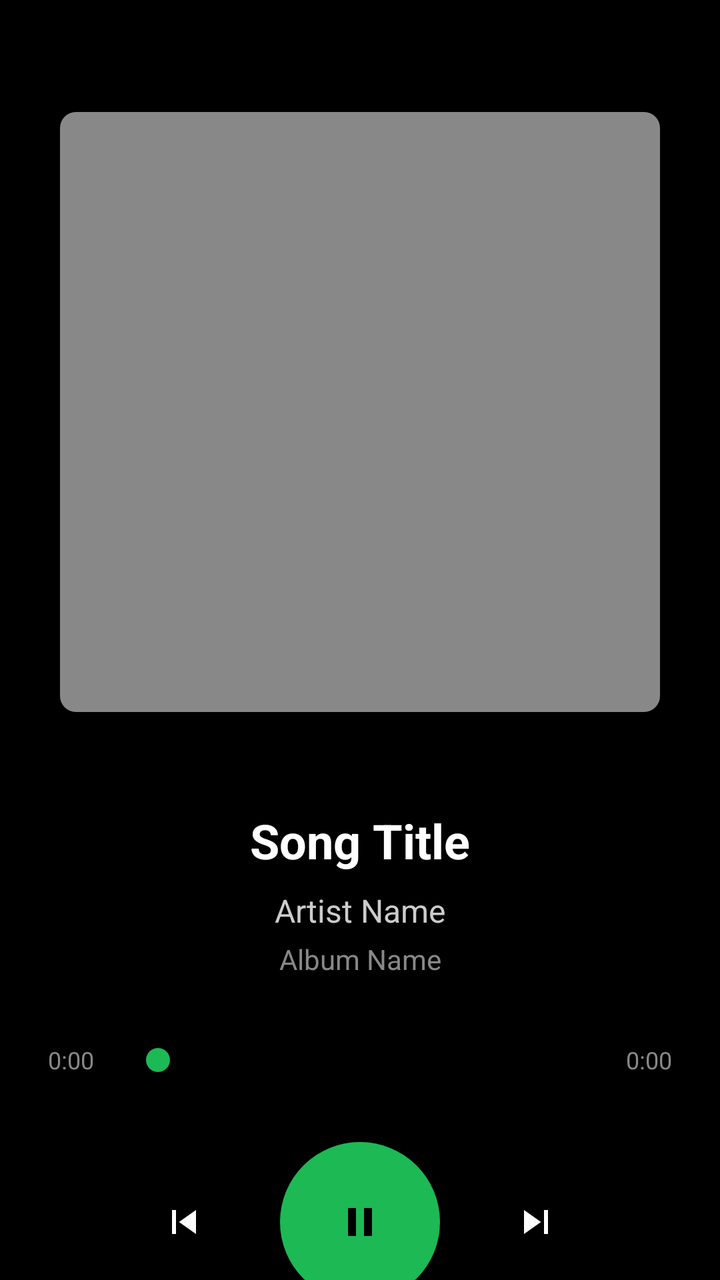
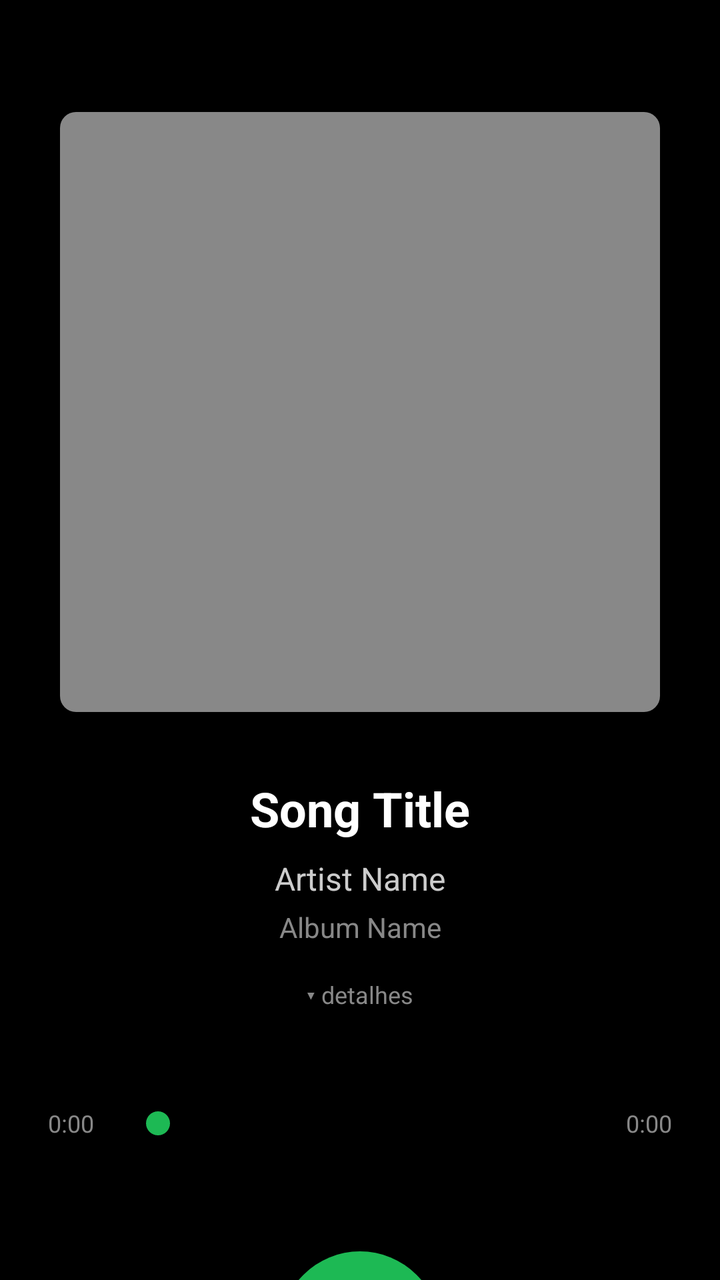

Before-and-after screenshots of an Android layout around one commit, followed by the original layout XML and the change that was made.
<!-- AndroidManifest.xml: application theme Theme.AppCompat.DayNight.DarkActionBar -->
<!-- res/layout/fragment_now_playing.xml -->
<?xml version="1.0" encoding="utf-8"?>
<ScrollView xmlns:android="http://schemas.android.com/apk/res/android"
    xmlns:app="http://schemas.android.com/apk/res-auto"
    android:layout_width="match_parent"
    android:layout_height="match_parent"
    android:background="@color/black"
    android:fillViewport="true">

    <LinearLayout
        android:layout_width="match_parent"
        android:layout_height="wrap_content"
        android:orientation="vertical"
        android:padding="24dp">

        
        <ImageView
            android:id="@+id/albumArt"
            android:layout_width="300dp"
            android:layout_height="300dp"
            android:layout_gravity="center_horizontal"
            android:layout_marginTop="32dp"
            android:layout_marginBottom="48dp"
            android:scaleType="centerCrop"
            android:src="@drawable/album_placeholder" />

        
        <LinearLayout
            android:layout_width="match_parent"
            android:layout_height="wrap_content"
            android:orientation="vertical"
            android:layout_marginBottom="32dp">

            <TextView
                android:id="@+id/songTitle"
                android:layout_width="match_parent"
                android:layout_height="wrap_content"
                android:text="Song Title"
                android:textColor="@color/white"
                android:textSize="24sp"
                android:textStyle="bold"
                android:gravity="center"
                android:layout_marginBottom="8dp" />

            <TextView
                android:id="@+id/artistName"
                android:layout_width="match_parent"
                android:layout_height="wrap_content"
                android:text="Artist Name"
                android:textColor="@color/gray_light"
                android:textSize="16sp"
                android:gravity="center"
                android:layout_marginBottom="4dp" />

            <TextView
                android:id="@+id/albumName"
                android:layout_width="match_parent"
                android:layout_height="wrap_content"
                android:text="Album Name"
                android:textColor="@color/gray"
                android:textSize="14sp"
                android:gravity="center" />

        </LinearLayout>

        
        <LinearLayout
            android:layout_width="match_parent"
            android:layout_height="wrap_content"
            android:orientation="horizontal"
            android:layout_marginBottom="8dp"
            android:gravity="center_vertical">

            <TextView
                android:id="@+id/currentTime"
                android:layout_width="wrap_content"
                android:layout_height="wrap_content"
                android:text="0:00"
                android:textColor="@color/gray"
                android:textSize="12sp" />

            <SeekBar
                android:id="@+id/seekBar"
                android:layout_width="0dp"
                android:layout_height="wrap_content"
                android:layout_weight="1"
                android:layout_marginStart="16dp"
                android:layout_marginEnd="16dp"
                android:progressTint="@color/spotify_green"
                android:thumbTint="@color/spotify_green" />

            <TextView
                android:id="@+id/totalTime"
                android:layout_width="wrap_content"
                android:layout_height="wrap_content"
                android:text="0:00"
                android:textColor="@color/gray"
                android:textSize="12sp" />

        </LinearLayout>

        
        <LinearLayout
            android:layout_width="match_parent"
            android:layout_height="wrap_content"
            android:orientation="horizontal"
            android:gravity="center"
            android:layout_marginTop="24dp"
            android:layout_marginBottom="32dp">

            <ImageButton
                android:id="@+id/btnShuffle"
                android:layout_width="48dp"
                android:layout_height="48dp"
                android:background="?attr/selectableItemBackgroundBorderless"
                android:src="@drawable/ic_shuffle"
                app:tint="@color/gray" />

            <ImageButton
                android:id="@+id/btnPrevious"
                android:layout_width="64dp"
                android:layout_height="64dp"
                android:layout_marginStart="24dp"
                android:background="?attr/selectableItemBackgroundBorderless"
                android:src="@drawable/ic_skip_previous"
                app:tint="@color/white" />

            <ImageButton
                android:id="@+id/btnPlayPause"
                android:layout_width="80dp"
                android:layout_height="80dp"
                android:layout_marginStart="16dp"
                android:layout_marginEnd="16dp"
                android:background="@drawable/round_background_green"
                android:src="@drawable/ic_pause"
                app:tint="@color/black" />

            <ImageButton
                android:id="@+id/btnNext"
                android:layout_width="64dp"
                android:layout_height="64dp"
                android:background="?attr/selectableItemBackgroundBorderless"
                android:src="@drawable/ic_skip_next"
                app:tint="@color/white" />

            <ImageButton
                android:id="@+id/btnRepeat"
                android:layout_width="48dp"
                android:layout_height="48dp"
                android:layout_marginStart="24dp"
                android:background="?attr/selectableItemBackgroundBorderless"
                android:src="@drawable/ic_repeat"
                app:tint="@color/gray" />

        </LinearLayout>

        
        <LinearLayout
            android:layout_width="match_parent"
            android:layout_height="wrap_content"
            android:orientation="horizontal"
            android:gravity="center"
            android:layout_marginBottom="24dp">

            <ImageButton
                android:id="@+id/btnFavorite"
                android:layout_width="48dp"
                android:layout_height="48dp"
                android:background="?attr/selectableItemBackgroundBorderless"
                android:src="@drawable/ic_favorite_border"
                app:tint="@color/gray" />

            <ImageButton
                android:id="@+id/btnReverse"
                android:layout_width="48dp"
                android:layout_height="48dp"
                android:layout_marginStart="16dp"
                android:background="?attr/selectableItemBackgroundBorderless"
                android:src="@drawable/ic_swap_horiz"
                app:tint="@color/gray" />

        </LinearLayout>

    </LinearLayout>

</ScrollView>
<!-- resources referenced by this layout -->
<resources>
  <color name="black">#FF000000</color>
  <color name="gray">#FF888888</color>
  <color name="gray_light">#FFCCCCCC</color>
  <color name="spotify_green">#FF1DB954</color>
  <color name="white">#FFFFFFFF</color>
  <!-- drawable album_placeholder (drawable) -->
  <?xml version="1.0" encoding="utf-8"?>
  <shape xmlns:android="http://schemas.android.com/apk/res/android">
      <solid android:color="@color/gray" />
      <corners android:radius="8dp" />
  </shape>
  <!-- drawable ic_favorite_border (drawable) -->
  <vector xmlns:android="http://schemas.android.com/apk/res/android"
      android:width="24dp"
      android:height="24dp"
      android:viewportWidth="24"
      android:viewportHeight="24">
      <path
          android:fillColor="@color/gray"
          android:pathData="M16.5,3c-1.74,0 -3.41,0.81 -4.5,2.09C10.91,3.81 9.24,3 7.5,3 4.42,3 2,5.42 2,8.5c0,3.78 3.4,6.86 8.55,11.54L12,21.35l1.45,-1.32C18.6,15.36 22,12.28 22,8.5 22,5.42 19.58,3 16.5,3zM12.1,18.55l-0.1,0.1 -0.1,-0.1C7.14,14.24 4,11.39 4,8.5 4,6.5 5.5,5 7.5,5c1.54,0 3.04,0.99 3.57,2.36h1.87C13.46,5.99 14.96,5 16.5,5c2,0 3.5,1.5 3.5,3.5 0,2.89 -3.14,5.74 -7.9,10.05z"/>
  </vector>
  <!-- drawable ic_pause (drawable) -->
  <vector xmlns:android="http://schemas.android.com/apk/res/android"
      android:width="24dp"
      android:height="24dp"
      android:viewportWidth="24"
      android:viewportHeight="24">
      <path
          android:fillColor="@color/black"
          android:pathData="M6,19h4L10,5L6,5v14zM14,5v14h4L18,5h-4z"/>
  </vector>
  <!-- drawable ic_repeat (drawable) -->
  <vector xmlns:android="http://schemas.android.com/apk/res/android"
      android:width="24dp"
      android:height="24dp"
      android:viewportWidth="24"
      android:viewportHeight="24">
      <path
          android:fillColor="@color/gray"
          android:pathData="M7,7h10v3l4,-4l-4,-4v3L5,5v6h2L7,7zM17,17L7,17v-3l-4,4l4,4v-3h12v-6h-2v4z"/>
  </vector>
  <!-- drawable ic_shuffle (drawable) -->
  <vector xmlns:android="http://schemas.android.com/apk/res/android"
      android:width="24dp"
      android:height="24dp"
      android:viewportWidth="24"
      android:viewportHeight="24">
      <path
          android:fillColor="@color/gray"
          android:pathData="M10.59,9.17L5.41,4L4,5.41l5.17,5.17L10.59,9.17zM14.5,4l2.04,2.04L4,18.59L5.41,20L17.96,7.46L20,9.5V4H14.5zM14.83,13.17l-1.41,1.41L17.59,20L19,18.59L14.83,14.41L14.83,13.17z"/>
  </vector>
  <!-- drawable ic_skip_next (drawable) -->
  <vector xmlns:android="http://schemas.android.com/apk/res/android"
      android:width="24dp"
      android:height="24dp"
      android:viewportWidth="24"
      android:viewportHeight="24">
      <path
          android:fillColor="@color/white"
          android:pathData="M6,18l8.5,-6L6,6v12zM16,6v12h2L18,6h-2z"/>
  </vector>
  <!-- drawable ic_skip_previous (drawable) -->
  <vector xmlns:android="http://schemas.android.com/apk/res/android"
      android:width="24dp"
      android:height="24dp"
      android:viewportWidth="24"
      android:viewportHeight="24">
      <path
          android:fillColor="@color/white"
          android:pathData="M6,6h2v12L6,18zM9.5,12l8.5,6L18,6L9.5,12z"/>
  </vector>
  <!-- drawable ic_swap_horiz (drawable) -->
  <vector xmlns:android="http://schemas.android.com/apk/res/android"
      android:width="24dp"
      android:height="24dp"
      android:viewportWidth="24"
      android:viewportHeight="24">
      <path
          android:fillColor="#FFFFFF"
          android:pathData="M6.99,11L3,15l3.99,4v-3H14v-2H6.99v-3zM21,9l-3.99-4v3H10v2h7.01v3L21,9z"/>
  </vector>
  <!-- drawable round_background_green (drawable) -->
  <?xml version="1.0" encoding="utf-8"?>
  <shape xmlns:android="http://schemas.android.com/apk/res/android">
      <solid android:color="@color/spotify_green" />
      <corners android:radius="40dp" />
  </shape>
</resources>

<!-- the commit's change to res/layout/fragment_now_playing.xml (unified diff, before → after) -->
@@ -19,7 +19,7 @@
             android:layout_height="300dp"
             android:layout_gravity="center_horizontal"
             android:layout_marginTop="32dp"
-            android:layout_marginBottom="48dp"
+            android:layout_marginBottom="32dp"
             android:scaleType="centerCrop"
             android:src="@drawable/album_placeholder" />
 
@@ -28,7 +28,7 @@
             android:layout_width="match_parent"
             android:layout_height="wrap_content"
             android:orientation="vertical"
-            android:layout_marginBottom="32dp">
+            android:layout_marginBottom="8dp">
 
             <TextView
                 android:id="@+id/songTitle"
@@ -64,6 +64,71 @@
 
         
         <LinearLayout
+            android:id="@+id/layoutMeta"
+            android:layout_width="match_parent"
+            android:layout_height="wrap_content"
+            android:orientation="vertical"
+            android:layout_marginTop="8dp"
+            android:layout_marginBottom="24dp"
+            android:background="#1AFFFFFF"
+            android:padding="12dp"
+            android:visibility="gone">
+
+            <TextView
+                android:id="@+id/txtMetaFormat"
+                android:layout_width="match_parent"
+                android:layout_height="wrap_content"
+                android:textColor="@color/gray_light"
+                android:textSize="12sp"
+                android:layout_marginBottom="2dp" />
+
+            <TextView
+                android:id="@+id/txtMetaBitrate"
+                android:layout_width="match_parent"
+                android:layout_height="wrap_content"
+                android:textColor="@color/gray_light"
+                android:textSize="12sp"
+                android:layout_marginBottom="2dp" />
+
+            <TextView
+                android:id="@+id/txtMetaSampleRate"
+                android:layout_width="match_parent"
+                android:layout_height="wrap_content"
+                android:textColor="@color/gray_light"
+                android:textSize="12sp"
+                android:layout_marginBottom="2dp" />
+
+            <TextView
+                android:id="@+id/txtMetaChannels"
+                android:layout_width="match_parent"
+                android:layout_height="wrap_content"
+                android:textColor="@color/gray_light"
+                android:textSize="12sp"
+                android:layout_marginBottom="2dp" />
+
+            <TextView
+                android:id="@+id/txtMetaFileSize"
+                android:layout_width="match_parent"
+                android:layout_height="wrap_content"
+                android:textColor="@color/gray_light"
+                android:textSize="12sp" />
+
+        </LinearLayout>
+
+        
+        <TextView
+            android:id="@+id/btnToggleMeta"
+            android:layout_width="wrap_content"
+            android:layout_height="wrap_content"
+            android:layout_gravity="center_horizontal"
+            android:layout_marginBottom="16dp"
+            android:text="▾ detalhes"
+            android:textColor="@color/gray"
+            android:textSize="12sp"
+            android:padding="8dp" />
+
+        
+        <LinearLayout
             android:layout_width="match_parent"
             android:layout_height="wrap_content"
             android:orientation="horizontal"
@@ -85,6 +150,9 @@
                 android:layout_weight="1"
                 android:layout_marginStart="16dp"
                 android:layout_marginEnd="16dp"
+                android:paddingTop="12dp"
+                android:paddingBottom="12dp"
+                android:minHeight="40dp"
                 android:progressTint="@color/spotify_green"
                 android:thumbTint="@color/spotify_green" />
 
